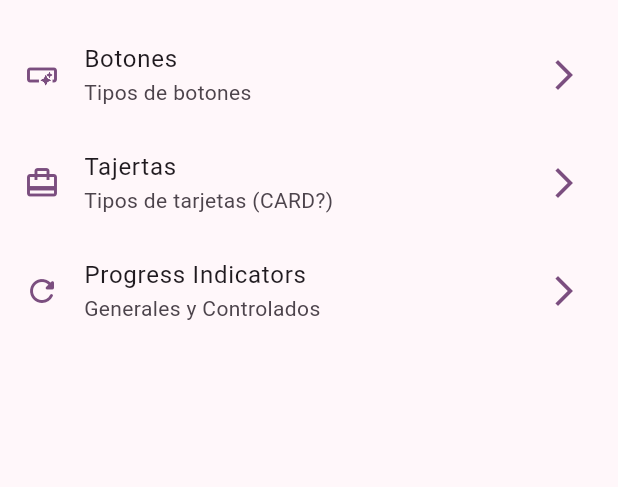
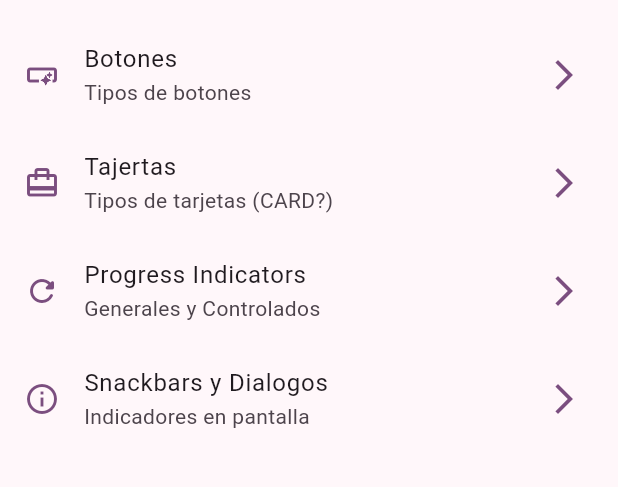
Before and after one commit to Nbravo1905/flutter_learning, a Flutter app: the screen it shows after launch, on a phone screen of 412 x 824 dp, the part 63-550 px from its top. Run offline on Flutter 3.47's test engine with Material 2 defaults, Android fonts, the phone set to English and light mode, and no system bars; our stand-ins replace go_router.

Commit message:
Snackbar y Dialogos

```diff
--- a/widgets_app/lib/config/menu/menu_item.dart
+++ b/widgets_app/lib/config/menu/menu_item.dart
@@ -37,4 +37,11 @@ const appMenuItems = <MenuItem>[
     link: '/progress',
     icon: Icons.refresh_rounded
   ),
+
+  MenuItem(
+    title: 'Snackbars y Dialogos',
+    subTitle: 'Indicadores en pantalla',
+    link: '/snackbars',
+    icon: Icons.info_outline
+  ),
 ];
--- a/widgets_app/lib/config/router/app_router.dart
+++ b/widgets_app/lib/config/router/app_router.dart
@@ -19,6 +19,10 @@ final appRouter = GoRouter(
     GoRoute(
       path: '/progress',
       builder: (context, state) => const ProgressScreen(),
+    ),
+    GoRoute(
+      path: '/snackbars',
+      builder: (context, state) => const SnackBarScreen(),
     )
   ],
 );
--- a/widgets_app/lib/main.dart
+++ b/widgets_app/lib/main.dart
@@ -13,6 +13,7 @@ class MainApp extends StatelessWidget {
   @override
   Widget build(BuildContext context) {
     return MaterialApp.router(
+      title: 'Flutter Widgets',
       routerConfig: appRouter,
       theme: AppTheme(selectedColor: 2).getTheme(),
     );
```
Also changed, not shown: widgets_app/lib/presentation/screens/snackbar/snackbar_screen.dart (+71 -1 lines).
